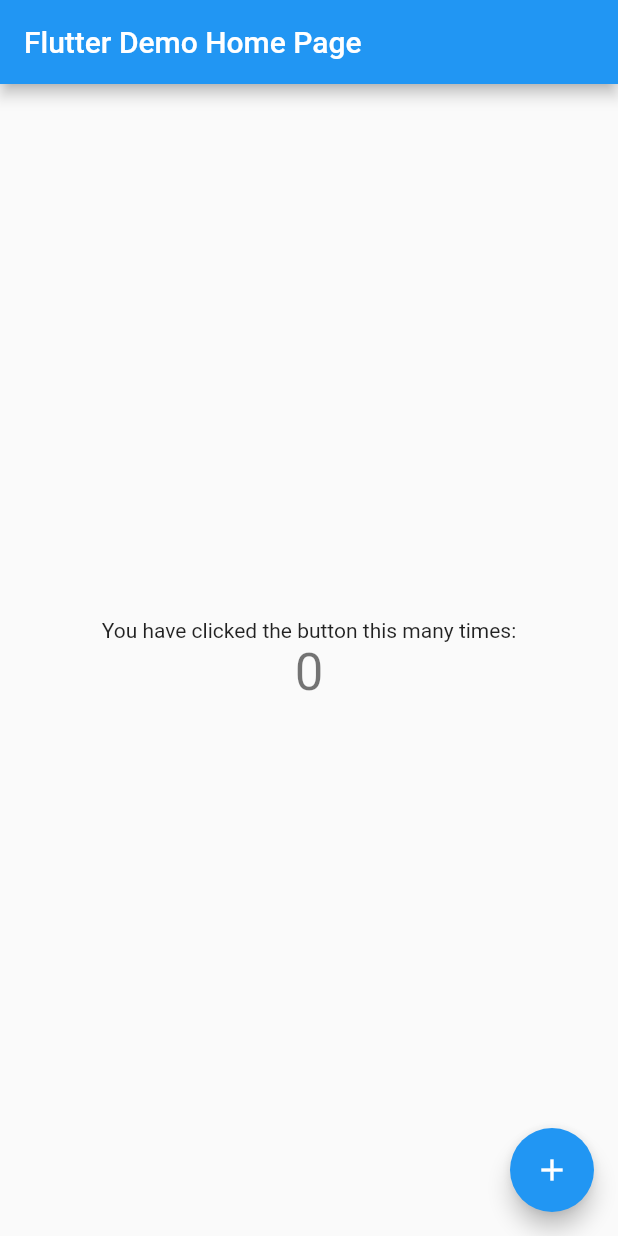
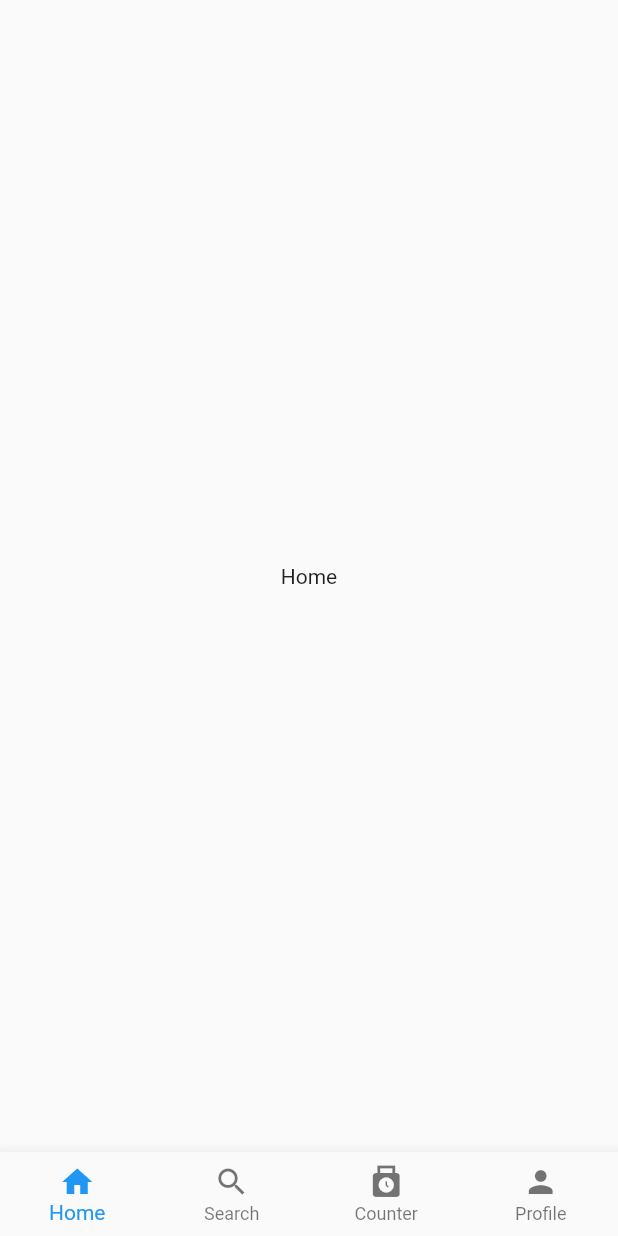
Before and after one commit to FooQoo/flutter_starter, a Flutter app: the screen it shows after launch, on a phone screen of 412 x 824 dp. Run offline on Flutter 3.47's test engine with Material 2 defaults, Android fonts, the phone set to English and light mode, and no system bars.

Commit message:
add navbar

```diff
--- /dev/null
+++ b/lib/BottomNavigationBarWidget.dart
@@ -0,0 +1,37 @@
+import 'package:flutter/material.dart';
+
+import 'types/NavbarItemCollection.dart';
+
+class BottomNavigationBarWidget extends StatefulWidget {
+  const BottomNavigationBarWidget({super.key, required this.collection});
+
+  final NavbarItemCollection collection;
+
+  @override
+  State<BottomNavigationBarWidget> createState() =>
+      _BottomNavigationBarWidgetState();
+}
+
+class _BottomNavigationBarWidgetState extends State<BottomNavigationBarWidget> {
+  int _selectedIndex = 0;
+
+  void _onItemTapped(int index) {
+    setState(() {
+      _selectedIndex = index;
+    });
+  }
+
+  @override
+  Widget build(BuildContext context) {
+    return Scaffold(
+        body: widget.collection.widgets[_selectedIndex],
+        bottomNavigationBar: BottomNavigationBar(
+          currentIndex: _selectedIndex,
+          onTap: _onItemTapped,
+          items: widget.collection.items
+              .map((e) => BottomNavigationBarItem(icon: e.icon, label: e.label))
+              .toList(),
+          type: BottomNavigationBarType.fixed,
+        ));
+  }
+}
--- /dev/null
+++ b/lib/app.dart
@@ -0,0 +1,61 @@
+import 'package:flutter/material.dart';
+import 'package:flutter_starter/screen/Counter.dart';
+import 'BottomNavigationBarWidget.dart';
+import 'types/NavbarItem.dart';
+import 'types/NavbarItemCollection.dart';
+
+class MyApp extends StatelessWidget {
+  const MyApp({super.key});
+
+  static const _collection = NavbarItemCollection(
+    items: [
+      NavbarItem(
+        icon: Icon(Icons.home),
+        label: 'Home',
+        widget: Center(
+          child: Text('Home'),
+        ),
+      ),
+      NavbarItem(
+        icon: Icon(Icons.search),
+        label: 'Search',
+        widget: Center(
+          child: Text('Search'),
+        ),
+      ),
+      NavbarItem(
+          icon: Icon(Icons.punch_clock),
+          label: 'Counter',
+          widget: CounterScreen(title: "counter")),
+      NavbarItem(
+        icon: Icon(Icons.person),
+        label: 'Profile',
+        widget: Center(
+          child: Text('Profile'),
+        ),
+      ),
+    ],
+  );
+
+  // This widget is the root of your application.
+  @override
+  Widget build(BuildContext context) {
+    return MaterialApp(
+        title: 'Flutter Demo',
+        theme: ThemeData(
+          // This is the theme of your application.
+          //
+          // Try running your application with "flutter run". You'll see the
+          // application has a blue toolbar. Then, without quitting the app, try
+          // changing the primarySwatch below to Colors.green and then invoke
+          // "hot reload" (press "r" in the console where you ran "flutter run",
+          // or simply save your changes to "hot reload" in a Flutter IDE).
+          // Notice that the counter didn't reset back to zero; the application
+          // is not restarted.
+          primarySwatch: Colors.blue,
+        ),
+        home: const BottomNavigationBarWidget(
+          collection: _collection,
+        ));
+  }
+}
--- a/lib/main.dart
+++ b/lib/main.dart
@@ -1,32 +1,7 @@
 import 'package:flutter/material.dart';
 
-import 'screen/Counter.dart';
+import 'app.dart';
 
 void main() {
   runApp(const MyApp());
 }
-
-class MyApp extends StatelessWidget {
-  const MyApp({super.key});
-
-  // This widget is the root of your application.
-  @override
-  Widget build(BuildContext context) {
-    return MaterialApp(
-      title: 'Flutter Demo',
-      theme: ThemeData(
-        // This is the theme of your application.
-        //
-        // Try running your application with "flutter run". You'll see the
-        // application has a blue toolbar. Then, without quitting the app, try
-        // changing the primarySwatch below to Colors.green and then invoke
-        // "hot reload" (press "r" in the console where you ran "flutter run",
-        // or simply save your changes to "hot reload" in a Flutter IDE).
-        // Notice that the counter didn't reset back to zero; the application
-        // is not restarted.
-        primarySwatch: Colors.blue,
-      ),
-      home: const CounterScreen(title: 'Flutter Demo Home Page'),
-    );
-  }
-}
--- /dev/null
+++ b/lib/types/NavbarItem.dart
@@ -0,0 +1,10 @@
+import 'package:flutter/material.dart';
+
+class NavbarItem {
+  final Widget widget;
+  final Icon icon;
+  final String label;
+
+  const NavbarItem(
+      {required this.widget, required this.icon, required this.label});
+}
--- /dev/null
+++ b/lib/types/NavbarItemCollection.dart
@@ -0,0 +1,11 @@
+import 'package:flutter/material.dart';
+
+import 'NavbarItem.dart';
+
+class NavbarItemCollection {
+  final List<NavbarItem> items;
+
+  const NavbarItemCollection({required this.items});
+
+  List<Widget> get widgets => items.map((e) => e.widget).toList();
+}
```
